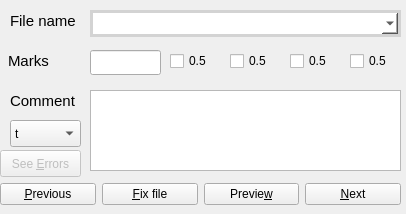
Old version of the form grader_improved/grader_editor.ui in the repository shubhamshuklaer/autog.
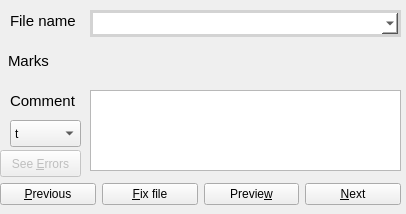
New version of the form.

Commit message: Added the adder checkbox marks fully functional

What changed in the file:
```diff
--- a/grader_improved/grader_editor.ui
+++ b/grader_improved/grader_editor.ui
@@ -85,22 +85,6 @@
     <string>Marks</string>
    </property>
   </widget>
-  <widget class="QLineEdit" name="marks_text">
-   <property name="geometry">
-    <rect>
-     <x>90</x>
-     <y>50</y>
-     <width>71</width>
-     <height>25</height>
-    </rect>
-   </property>
-   <property name="minimumSize">
-    <size>
-     <width>0</width>
-     <height>0</height>
-    </size>
-   </property>
-  </widget>
   <widget class="QLabel" name="label_4">
    <property name="geometry">
     <rect>
@@ -129,64 +113,15 @@
   <widget class="QWidget" name="marks_widget" native="true">
    <property name="geometry">
     <rect>
-     <x>160</x>
+     <x>90</x>
      <y>40</y>
-     <width>241</width>
+     <width>311</width>
      <height>41</height>
     </rect>
    </property>
-   <widget class="QCheckBox" name="checkBox">
-    <property name="geometry">
-     <rect>
-      <x>10</x>
-      <y>10</y>
-      <width>51</width>
-      <height>22</height>
-     </rect>
-    </property>
-    <property name="text">
-     <string>0.5</string>
-    </property>
-   </widget>
-   <widget class="QCheckBox" name="checkBox_2">
-    <property name="geometry">
-     <rect>
-      <x>70</x>
-      <y>10</y>
-      <width>51</width>
-      <height>22</height>
-     </rect>
-    </property>
-    <property name="text">
-     <string>0.5</string>
-    </property>
-   </widget>
-   <widget class="QCheckBox" name="checkBox_3">
-    <property name="geometry">
-     <rect>
-      <x>130</x>
-      <y>10</y>
-      <width>51</width>
-      <height>22</height>
-     </rect>
-    </property>
-    <property name="text">
-     <string>0.5</string>
-    </property>
-   </widget>
-   <widget class="QCheckBox" name="checkBox_4">
-    <property name="geometry">
-     <rect>
-      <x>190</x>
-      <y>10</y>
-      <width>51</width>
-      <height>22</height>
-     </rect>
-    </property>
-    <property name="text">
-     <string>0.5</string>
-    </property>
-   </widget>
+   <property name="focusPolicy">
+    <enum>Qt::TabFocus</enum>
+   </property>
   </widget>
   <widget class="QComboBox" name="file_name_combo">
    <property name="geometry">
```
Left out of the diff: 8 changed lines with no effect on the pictures. The commit also changes 6 other files.
